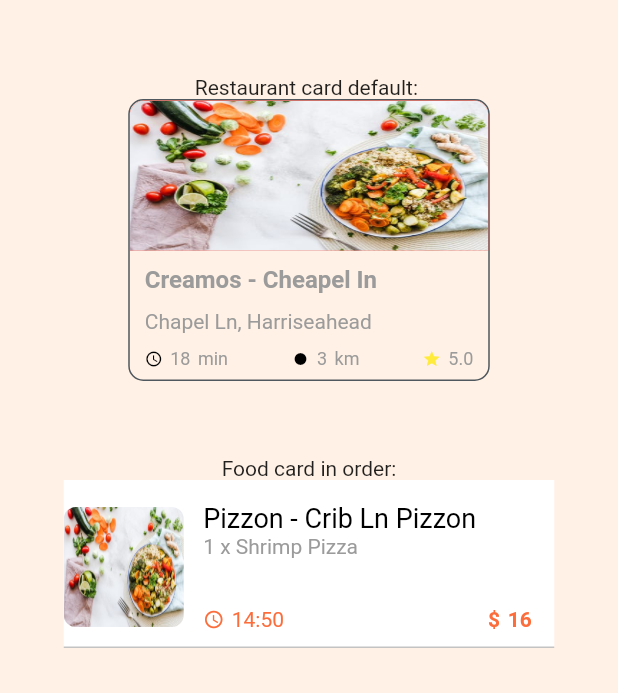
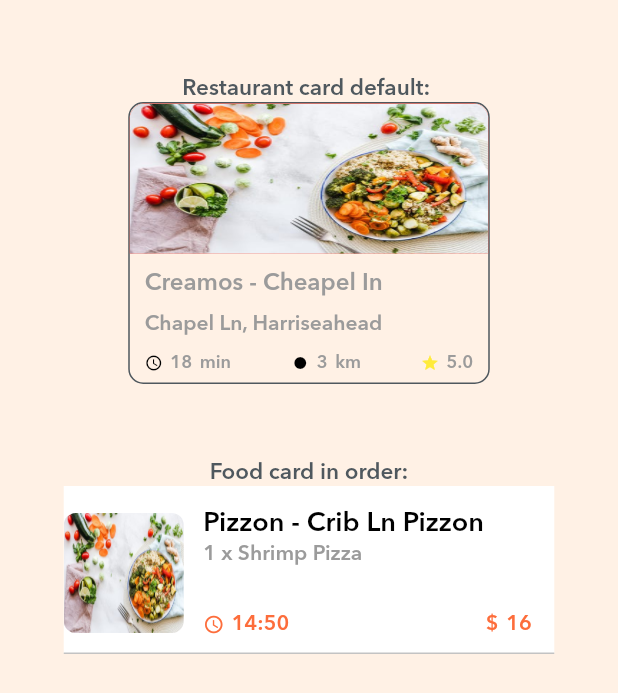
Before and after one commit to anhminhzing/delivery_food_app, a Flutter app: the screen it shows after launch, after a tap on "Components", on a phone screen of 412 x 824 dp. Shown: the top 693 px of the screen. Run offline on Flutter 3.47's test engine with Material 2 defaults, Android fonts, the phone set to English and light mode, and no system bars; our stand-ins replace bottom_navy_bar.

Commit message:
+ add theme data

```diff
--- a/lib/commons/variables.dart
+++ b/lib/commons/variables.dart
@@ -1,41 +1,17 @@
 import 'package:flutter/material.dart';
 
 // using on screens
-class AppPadding{
-  static const paddingVertical       = 50.0;
-  static const paddingHorizontal     = 24.0;
+class AppPadding {
+  static const paddingVertical = 50.0;
+  static const paddingHorizontal = 24.0;
 }
 
-class AppColor {
-  // Base Color
-  static const white                 = Colors.white;
-  static const black                 = Colors.black;
-
-  //Semantic color
-  static const green                 = Color(0xFF3ABC5E);
-  static const red                   = Color(0xFFF43E3E);
-  static const blue                  = Color(0xFF4B8EDD);
-
-  //Primary color
-  static const orange                = Color(0xFFFD6D3B);
-  static const orangeLight           = Color(0xFFFC9631);
-  static const light                 = Color(0xFFFFF1E5);
-
-  //Neutral color
-  static const neutral1              = Color(0xFF4F585E);
-  static const neutral2              = Color(0xFF697586);
-  static const neutral3              = Color(0xFF9B9B9B);
-  static const neutral4              = Color(0xFFC3C3C3);
-
-}
-
-class AppDistance{
-  static const bigSize               = SizedBox(height: 30);
-  static const smallSize             = SizedBox(height: 15);
+class AppDistance {
+  static const bigSize = SizedBox(height: 30);
+  static const smallSize = SizedBox(height: 15);
 }
 
 class AppFontSize {
-  static const bigSize               =  30.0;
-  static const smallSize             = 14.0;
-
+  static const bigSize = 30.0;
+  static const smallSize = 14.0;
 }
--- a/lib/components/foodCardInOrder.dart
+++ b/lib/components/foodCardInOrder.dart
@@ -1,5 +1,5 @@
-
 import 'package:delivery_food_app/commons/variables.dart';
+import 'package:delivery_food_app/theme/appColor.dart';
 import 'package:flutter/material.dart';
 
 class FoodCardInOrder extends StatefulWidget {
@@ -8,11 +8,9 @@ class FoodCardInOrder extends StatefulWidget {
 }
 
 class _FoodCardInOrderState extends State<FoodCardInOrder> {
-
   double get smallDistance => 13;
   double get mediumDistance => 26;
   double get smallFontText => 14;
-
 
   @override
   Widget build(BuildContext context) {
@@ -25,9 +23,7 @@ class _FoodCardInOrderState extends State<FoodCardInOrder> {
               bottom: BorderSide(
             color: AppColor.neutral4,
             width: 1.0,
-          )
-        )
-      ),
+          ))),
       padding: const EdgeInsets.only(
         top: 15,
         bottom: 10,
@@ -45,10 +41,11 @@ class _FoodCardInOrderState extends State<FoodCardInOrder> {
                 image: DecorationImage(
                   image: AssetImage('assets/foods/food2.jpeg'),
                   fit: BoxFit.fill,
-              )
+                )),
           ),
+          SizedBox(
+            width: smallDistance,
           ),
-          SizedBox(width: smallDistance,),
           Expanded(
             child: Column(
               mainAxisAlignment: MainAxisAlignment.spaceBetween,
@@ -89,7 +86,9 @@ class _FoodCardInOrderState extends State<FoodCardInOrder> {
                           size: smallFontText,
                           color: AppColor.orange,
                         ),
-                        SizedBox(width: 5,),
+                        SizedBox(
+                          width: 5,
+                        ),
                         Text(
                           '14:50',
                           style: TextStyle(
@@ -109,7 +108,9 @@ class _FoodCardInOrderState extends State<FoodCardInOrder> {
                             fontWeight: FontWeight.bold,
                           ),
                         ),
-                        SizedBox(width: 5,),
+                        SizedBox(
+                          width: 5,
+                        ),
                         Text(
                           '16',
                           style: TextStyle(
--- a/lib/main.dart
+++ b/lib/main.dart
@@ -1,6 +1,8 @@
 import 'package:delivery_food_app/screens/components_screen.dart';
+import 'package:delivery_food_app/screens/navbar_screen.dart';
 import 'package:delivery_food_app/screens/sign_in_screen.dart';
 import 'package:delivery_food_app/screens/sign_up_screen.dart';
+import 'package:delivery_food_app/theme/themedata.dart';
 import 'package:flutter/material.dart';
 
 void main() {
@@ -14,20 +16,13 @@ class MyApp extends StatelessWidget {
     return MaterialApp(
       title: 'Flutter Demo',
       debugShowCheckedModeBanner: false,
-      theme: ThemeData(
-        // primarySwatch: Colors.blue,
-        primaryColor: Color(0xFFFD6D3B),
-        accentColor: Color(0xFFFC9631),
-        visualDensity: VisualDensity.adaptivePlatformDensity,
-      ),
+      theme: DataTheme.lightTheme,
       home: MyHomePage(),
     );
   }
 }
 
 class MyHomePage extends StatefulWidget {
-
-
   @override
   _MyHomePageState createState() => _MyHomePageState();
 }
@@ -44,7 +39,7 @@ class _MyHomePageState extends State<MyHomePage> {
           children: [
             RaisedButton(
               child: Text('Sign in'),
-              onPressed: (){
+              onPressed: () {
                 Navigator.push(
                   context,
                   MaterialPageRoute(builder: (context) => (SignInScreen())),
@@ -53,7 +48,7 @@ class _MyHomePageState extends State<MyHomePage> {
             ),
             RaisedButton(
               child: Text('Sign up'),
-              onPressed: (){
+              onPressed: () {
                 Navigator.push(
                   context,
                   MaterialPageRoute(builder: (context) => (SignUpScreen())),
@@ -62,10 +57,19 @@ class _MyHomePageState extends State<MyHomePage> {
             ),
             RaisedButton(
               child: Text('Components'),
-              onPressed: (){
+              onPressed: () {
                 Navigator.push(
                   context,
                   MaterialPageRoute(builder: (context) => (ComponentsScreen())),
+                );
+              },
+            ),
+            RaisedButton(
+              child: Text('Navbar'),
+              onPressed: () {
+                Navigator.push(
+                  context,
+                  MaterialPageRoute(builder: (context) => (NavbarScreen())),
                 );
               },
             ),
--- /dev/null
+++ b/lib/theme/appColor.dart
@@ -0,0 +1,23 @@
+import 'package:flutter/material.dart';
+
+class AppColor {
+  // Base Color
+  static const white = Colors.white;
+  static const black = Colors.black;
+
+  //Semantic color
+  static const green = Color(0xFF3ABC5E);
+  static const red = Color(0xFFF43E3E);
+  static const blue = Color(0xFF4B8EDD);
+
+  //Primary color
+  static const orange = Color(0xFFFD6D3B);
+  static const orangeLight = Color(0xFFFC9631);
+  static const light = Color(0xFFFFF1E5);
+
+  //Neutral color
+  static const neutral1 = Color(0xFF4F585E);
+  static const neutral2 = Color(0xFF697586);
+  static const neutral3 = Color(0xFF9B9B9B);
+  static const neutral4 = Color(0xFFC3C3C3);
+}
--- /dev/null
+++ b/lib/theme/texttheme.dart
@@ -0,0 +1,29 @@
+import 'package:delivery_food_app/theme/appColor.dart';
+import 'package:delivery_food_app/theme/textstyle.dart';
+import 'package:flutter/material.dart';
+
+class ThemeText {
+  static TextTheme themetext = TextTheme(
+    headline1: StyleText.h1,
+    headline2: StyleText.h2,
+    headline3: StyleText.h3,
+    headline4: StyleText.h4,
+    headline5: StyleText.h5,
+    bodyText1: StyleText.body1,
+    bodyText2: StyleText.body2,
+    caption: StyleText.caption,
+  ).apply(
+    displayColor: AppColor.neutral1,
+    bodyColor: AppColor.neutral1,
+  );
+
+  static TextTheme primaryThemeText = themetext.apply(
+    displayColor: AppColor.orange,
+    bodyColor: AppColor.orange,
+  );
+
+  static TextTheme buttonThemeText = themetext.apply(
+    displayColor: AppColor.white,
+    bodyColor: AppColor.white,
+  );
+}
--- /dev/null
+++ b/lib/theme/themedata.dart
@@ -0,0 +1,21 @@
+import 'package:delivery_food_app/theme/appColor.dart';
+import 'package:delivery_food_app/theme/texttheme.dart';
+import 'package:flutter/material.dart';
+
+class DataTheme {
+  static ThemeData lightTheme = ThemeData(
+    textTheme: ThemeText.themetext,
+    primaryColor: AppColor.orange,
+    visualDensity: VisualDensity.adaptivePlatformDensity,
+    brightness: Brightness.light,
+    shadowColor: AppColor.neutral1,
+    scaffoldBackgroundColor: AppColor.white,
+    buttonColor: AppColor.orange,
+    fontFamily: 'AvenirNextLTPro',
+    buttonTheme: ButtonThemeData(
+      height: 46,
+      buttonColor: AppColor.orange,
+      textTheme: ButtonTextTheme.primary,
+    ),
+  );
+}
```
Also changed, not shown: lib/components/navbar.dart (added, +50 -0 lines), lib/components/restaurantCard.dart (+36 -17 lines), lib/screens/components_screen.dart (+7 -4 lines), lib/screens/navbar_screen.dart (added, +62 -0 lines), lib/screens/sign_in_screen.dart (+14 -20 lines), lib/screens/sign_up_screen.dart (+19 -29 lines), lib/theme/textstyle.dart (added, +38 -0 lines), pubspec.yaml (+12 -6 lines), assets/font/AvenirNextLTPro-Bold.otf (added), assets/font/AvenirNextLTPro-Demi.otf (added), assets/font/AvenirNextLTPro-Medium.otf (added), assets/font/AvenirNextLTPro-Regular.otf (added), pubspec.lock, 1 other file. Lines whose indentation alone changed are shown as unchanged.
